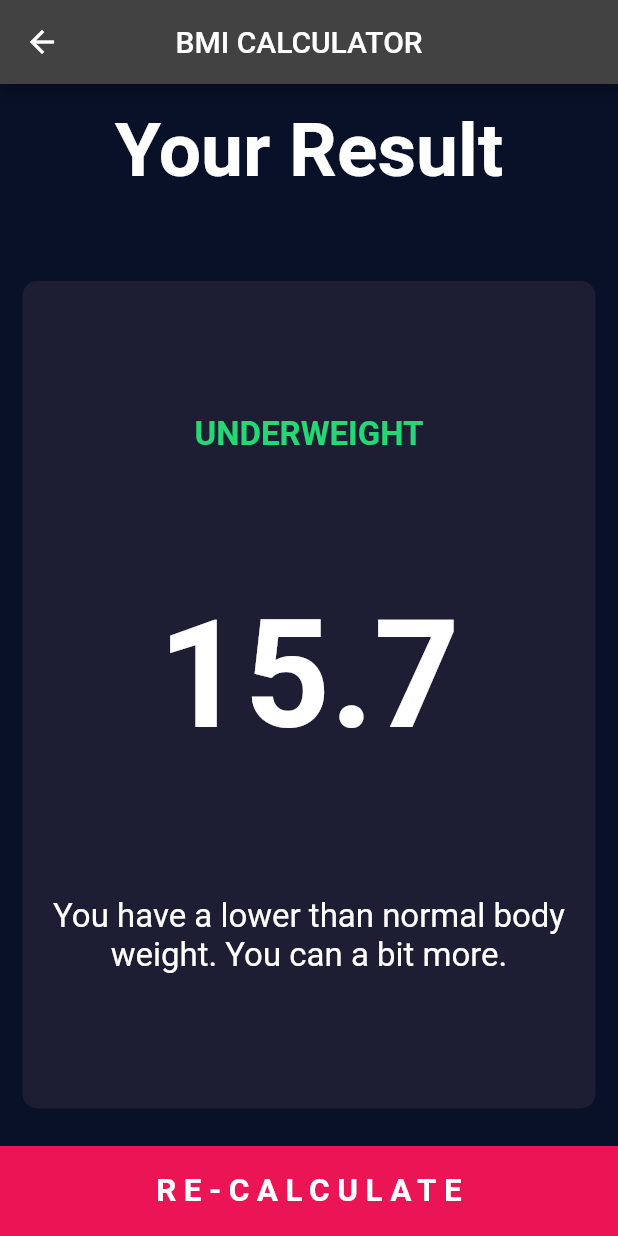
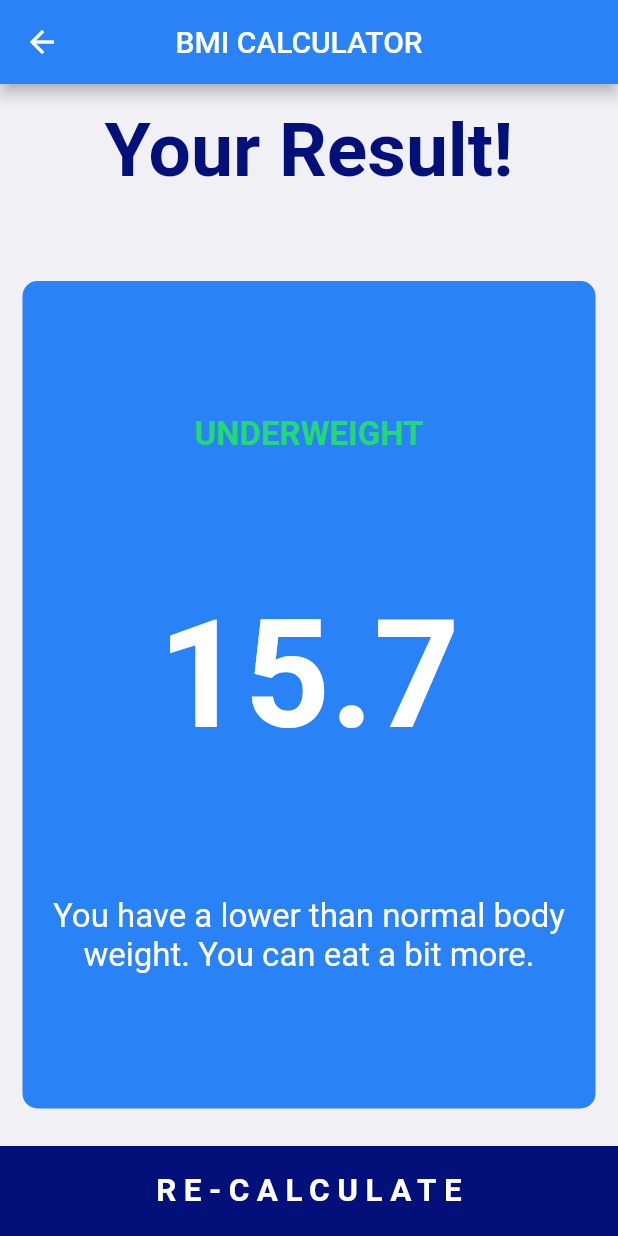
Before and after one commit to Equanimo1504/BMI_Calculator, a Flutter app: the screen it shows after launch, after a tap on "CALCULATE", on a phone screen of 412 x 824 dp. Run offline on Flutter 3.47's test engine with Material 2 defaults, Android fonts, the phone set to English and light mode, and no system bars; our stand-ins replace font_awesome_flutter.

Commit message:
first commit

```diff
--- a/lib/calculator_brain.dart
+++ b/lib/calculator_brain.dart
@@ -29,7 +29,7 @@ class CalculatorBrain {
     } else if (_bmi > 18) {
       return 'You have a normal body weight. Good job.';
     } else {
-      return 'You have a lower than normal body weight. You can a bit more.';
+      return 'You have a lower than normal body weight. You can eat a bit more.';
     }
   }
 }
--- a/lib/constants.dart
+++ b/lib/constants.dart
@@ -1,12 +1,12 @@
 import 'package:flutter/material.dart';
 
-const Color kColour1 = Color(0xFF1D1E33);
-const Color kActiveCardColour = Color(0xFF1D1E33);
-const Color kInactiveCardColour = Color(0xFF111328);
+const Color kColour1 = Color(0xFF2982F6);
+const Color kActiveCardColour = Color(0xFF04107A);
+const Color kInactiveCardColour = Color(0xFF2982F6);
 
 const kLabelTextStyle = TextStyle(
   fontSize: 18.0,
-  color: Color(0xFF8D8E98),
+  color: Color(0xFFF0F0F5),
 );
 const kTextStyle2 = TextStyle(
   fontSize: 50,
--- a/lib/input_page.dart
+++ b/lib/input_page.dart
@@ -27,6 +27,7 @@ class _InputPageState extends State<InputPage> {
   Widget build(BuildContext context) {
     return Scaffold(
       appBar: AppBar(
+        backgroundColor: Color(0xFF2982F6),
         title: Center(
           child: Text('BMI CALCULATOR'),
         ),
@@ -47,8 +48,8 @@ class _InputPageState extends State<InputPage> {
                     cardChild: cardchild1(
                       Ikon: FontAwesomeIcons.mars,
                       colour: selectedGender == Gender.male
-                          ? Color(0xFFEB1555)
-                          : Color(0xFF8D8E98),
+                          ? Color(0xFFF0F0F5)
+                          : Color(0xFFF0F0F5),
                       label: 'MALE',
                     ),
                     colour: selectedGender == Gender.male
@@ -66,8 +67,8 @@ class _InputPageState extends State<InputPage> {
                     cardChild: cardchild1(
                       Ikon: FontAwesomeIcons.venus,
                       colour: selectedGender == Gender.female
-                          ? Color(0xFFEB1555)
-                          : Color(0xFF8D8E98),
+                          ? Color(0xFFF0F0F5)
+                          : Color(0xFFF0F0F5),
                       label: 'FEMALE',
                     ),
                     colour: selectedGender == Gender.female
@@ -105,7 +106,7 @@ class _InputPageState extends State<InputPage> {
                   SliderTheme(
                     data: SliderTheme.of(context).copyWith(
                         trackHeight: 1,
-                        thumbColor: Color(0xFFEB1555),
+                        thumbColor: Color(0xFF04107A),
                         overlayColor: Color(0x29EB1555),
                         activeTrackColor: Colors.white,
                         inactiveTrackColor: Color(0xFF8D8e98),
@@ -250,7 +251,7 @@ class _InputPageState extends State<InputPage> {
               margin: EdgeInsets.only(top: 10),
               height: 60,
               width: double.infinity,
-              color: Color(0xFFEB1555),
+              color: Color(0xFF04107A),
             ),
           )
         ],
--- a/lib/main.dart
+++ b/lib/main.dart
@@ -9,7 +9,7 @@ class BMICalculator extends StatelessWidget {
     return MaterialApp(
       theme: ThemeData.dark().copyWith(
         primaryColor: Color(0xFF081123),
-        scaffoldBackgroundColor: Color(0xFF081128),
+        scaffoldBackgroundColor: Color(0xFFF0F0F5),
       ),
       home: InputPage(),
       debugShowCheckedModeBanner: false,
--- a/lib/result_page.dart
+++ b/lib/result_page.dart
@@ -18,6 +18,7 @@ class ResultsPage extends StatelessWidget {
   Widget build(BuildContext context) {
     return Scaffold(
       appBar: AppBar(
+        backgroundColor: Color(0xFF2982F6),
         title: Padding(
           padding: const EdgeInsets.only(right: 45, left: 45),
           child: Text(
@@ -33,9 +34,10 @@ class ResultsPage extends StatelessWidget {
             child: Container(
               padding: EdgeInsets.fromLTRB(0, 15, 0, 12),
               child: Text(
-                'Your Result',
+                'Your Result!',
                 textAlign: TextAlign.center,
                 style: TextStyle(
+                  color: Color(0xFF04107A),
                   fontSize: 50,
                   fontWeight: FontWeight.bold,
                 ),
@@ -45,7 +47,7 @@ class ResultsPage extends StatelessWidget {
           Expanded(
             flex: 5,
             child: ReusableCard(
-              colour: kActiveCardColour,
+              colour: Color(0xFF2982F6),
               cardChild: Column(
                 mainAxisAlignment: MainAxisAlignment.spaceEvenly,
                 crossAxisAlignment: CrossAxisAlignment.center,
@@ -94,7 +96,7 @@ class ResultsPage extends StatelessWidget {
               margin: EdgeInsets.only(top: 10),
               height: 60,
               width: double.infinity,
-              color: Color(0xFFEB1555),
+              color: Color(0xFF04107A),
             ),
           ),
         ],
```
